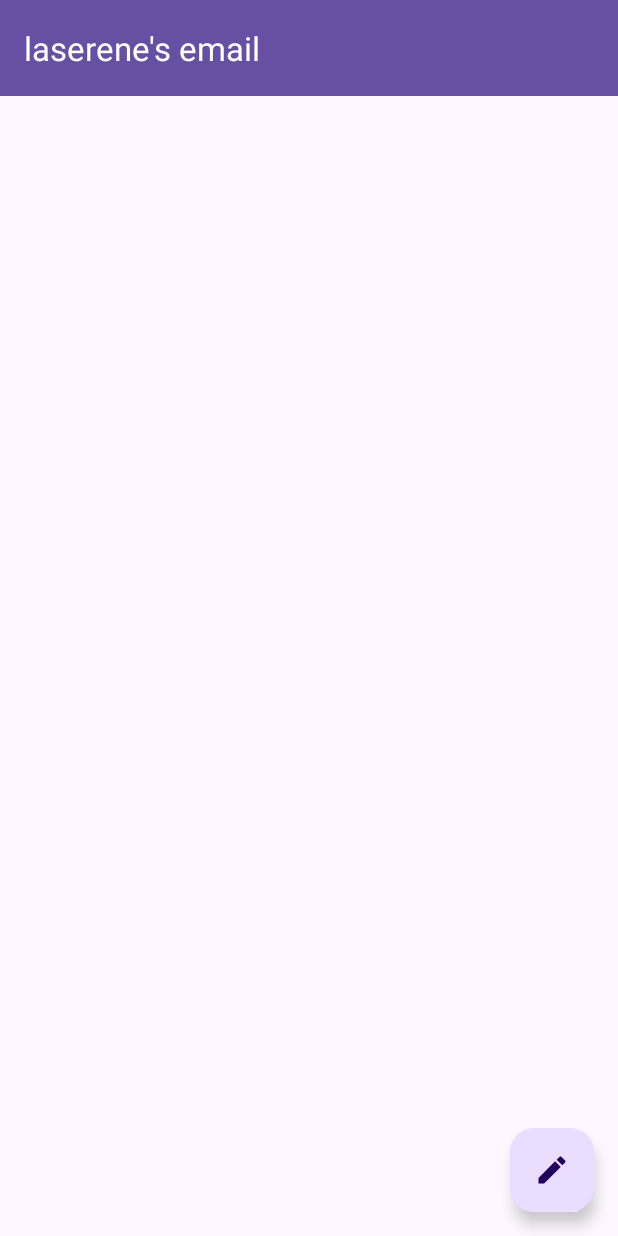
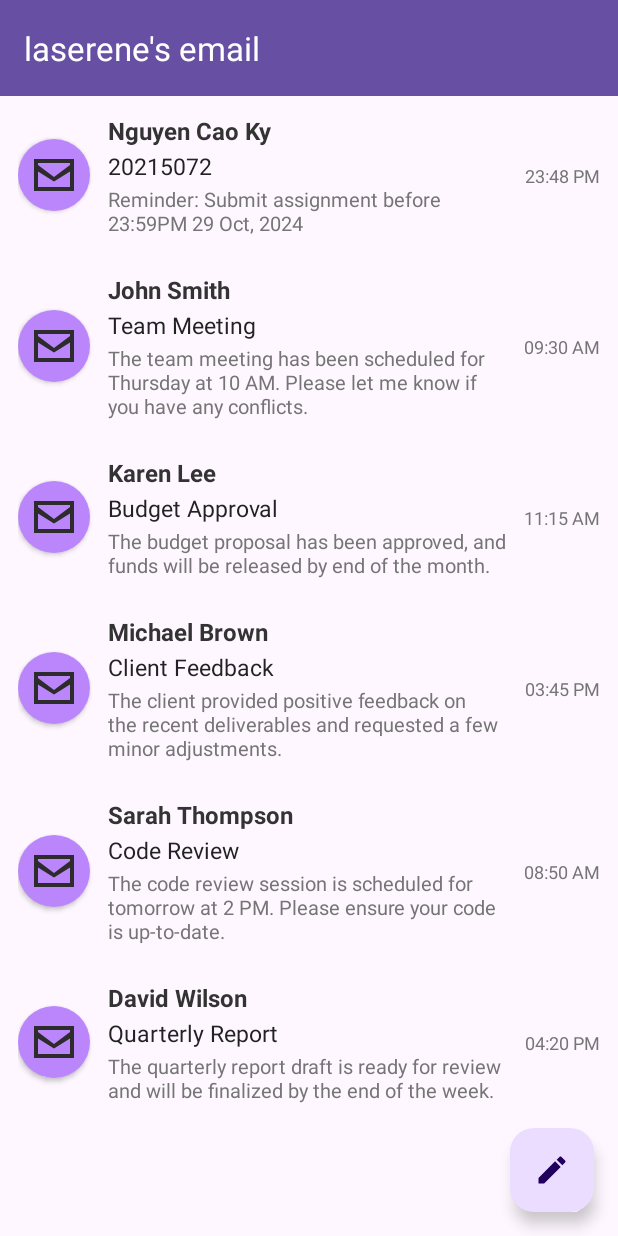
Before and after one commit to laserene/kotlin_MobileProgramming-Weekly-Labs, an Android app: the screen it shows after launch (MainActivity), on a phone screen of 412 x 824 dp. Run offline under Robolectric (Android 15) with nearby library versions, the phone set to English and light mode, and no system bars.

Commit message:
update mainActivity:

```diff
--- a/Lab7-MailUI/app/src/main/java/com/example/mailinterface/MainActivity.kt
+++ b/Lab7-MailUI/app/src/main/java/com/example/mailinterface/MainActivity.kt
@@ -1,20 +1,36 @@
 package com.example.mailinterface
-
 import android.os.Bundle
-import androidx.activity.enableEdgeToEdge
+import android.widget.Toast
 import androidx.appcompat.app.AppCompatActivity
-import androidx.core.view.ViewCompat
-import androidx.core.view.WindowInsetsCompat
-
+import androidx.recyclerview.widget.LinearLayoutManager
+import androidx.recyclerview.widget.RecyclerView
+import com.google.android.material.floatingactionbutton.FloatingActionButton
 class MainActivity : AppCompatActivity() {
     override fun onCreate(savedInstanceState: Bundle?) {
         super.onCreate(savedInstanceState)
-        enableEdgeToEdge()
         setContentView(R.layout.activity_main)
-        ViewCompat.setOnApplyWindowInsetsListener(findViewById(R.id.main)) { v, insets ->
-            val systemBars = insets.getInsets(WindowInsetsCompat.Type.systemBars())
-            v.setPadding(systemBars.left, systemBars.top, systemBars.right, systemBars.bottom)
-            insets
+        val toolbar: androidx.appcompat.widget.Toolbar = findViewById(R.id.toolbar)
+        setSupportActionBar(toolbar)
+        val recyclerView: RecyclerView = findViewById(R.id.recyclerView)
+        // Create sample email data
+        val emailList = listOf(
+            Email("Nguyen Cao Ky", "20215072", "Reminder: Submit assignment before 23:59PM 29 Oct, 2024", "23:48 PM"),
+            Email("John Smith", "Team Meeting", "The team meeting has been scheduled for Thursday at 10 AM. Please let me know if you have any conflicts.", "09:30 AM"),
+
+                    Email("Karen Lee", "Budget Approval", "The budget proposal has been approved, and funds will be released by end of the month.", "11:15 AM"),
+
+        Email("Michael Brown", "Client Feedback", "The client provided positive feedback on the recent deliverables and requested a few minor adjustments.", "03:45 PM"),
+
+        Email("Sarah Thompson", "Code Review", "The code review session is scheduled for tomorrow at 2 PM. Please ensure your code is up-to-date.", "08:50 AM"),
+
+        Email("David Wilson", "Quarterly Report", "The quarterly report draft is ready for review and will be finalized by the end of the week.", "04:20 PM"))
+        val adapter = EmailAdapter(emailList)
+        recyclerView.layoutManager = LinearLayoutManager(this)
+        recyclerView.adapter = adapter
+        // Floating Action Button click action
+        val fab: FloatingActionButton = findViewById(R.id.fab)
+        fab.setOnClickListener {
+            Toast.makeText(this, "Compose Email", Toast.LENGTH_SHORT).show()
         }
     }
 }
```
